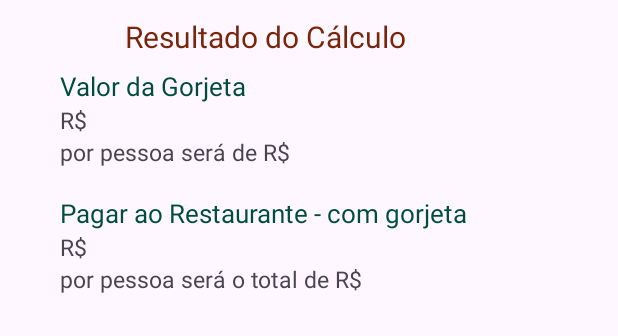
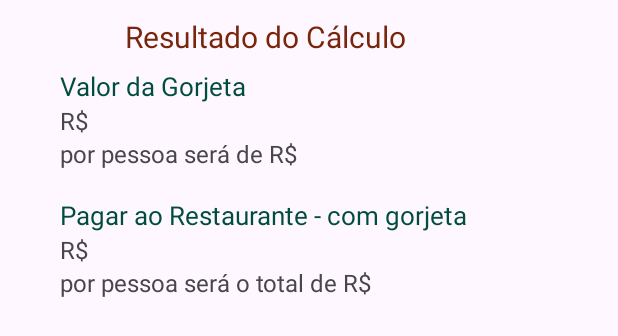
Before and after one commit to maumauriciog/appGorjeta, an Android app: the layout activity_main.xml on its own in the app's theme, with its tools: preview values and no code run, on a phone screen of 412 x 824 dp. Shown: the part 617-953 px from the top of the screen. Run offline under Robolectric (Android 15) with nearby library versions, the phone set to English and light mode, and no system bars.

Commit message:
Screen v8

```diff
--- a/app/src/main/res/layout/activity_main.xml
+++ b/app/src/main/res/layout/activity_main.xml
@@ -28,7 +28,7 @@
 
     <TextView
         android:id="@+id/txtWrite"
-        android:layout_width="300dp"
+        android:layout_width="300sp"
         android:layout_height="wrap_content"
         android:text="Preencha os campos para o cálculo da gorjeta. Precisa dividir com outra pessoa?"
         app:layout_constraintStart_toStartOf="@+id/txtTitle"
@@ -52,7 +52,7 @@
         android:id="@+id/edtPeople"
         android:layout_width="match_parent"
         android:layout_height="wrap_content"
-        android:layout_marginStart="40sp"
+        android:layout_marginStart="40dp"
         android:layout_marginEnd="100sp"
         android:inputType="number"
         android:maxLength="3"
@@ -139,7 +139,7 @@
         android:layout_width="wrap_content"
         android:layout_height="wrap_content"
         android:text="Valor da Gorjeta"
-        android:textSize="17dp"
+        android:textSize="17sp"
         android:layout_marginTop="7dp"
         android:layout_marginStart="40dp"
         android:textColor="#004D40"
@@ -153,8 +153,8 @@
         android:layout_height="wrap_content"
         android:text="R$"
         android:maxLength="9"
-        android:textSize="15dp"
-        android:layout_marginStart="40dp"
+        android:textSize="16sp"
+        android:layout_marginStart="40sp"
         app:layout_constraintStart_toStartOf="parent"
         app:layout_constraintTop_toBottomOf="@+id/txtGorgeta"
         tools:ignore="HardcodedText,SpUsage" />
@@ -164,7 +164,7 @@
         android:layout_width="wrap_content"
         android:layout_height="wrap_content"
         android:text="por pessoa será de R$"
-        android:textSize="15dp"
+        android:textSize="16sp"
         app:layout_constraintStart_toStartOf="@+id/txtTotal"
         app:layout_constraintTop_toBottomOf="@+id/txtTotal"
         tools:ignore="HardcodedText,SpUsage" />
@@ -174,7 +174,7 @@
         android:layout_width="wrap_content"
         android:layout_height="wrap_content"
         android:text="Pagar ao Restaurante - com gorjeta"
-        android:textSize="17dp"
+        android:textSize="17sp"
         android:layout_marginTop="18dp"
         android:layout_marginStart="40dp"
         android:textColor="#004D40"
@@ -188,8 +188,8 @@
         android:layout_height="wrap_content"
         android:text="R$"
         android:maxLength="9"
-        android:textSize="15dp"
-        android:layout_marginStart="40dp"
+        android:textSize="16sp"
+        android:layout_marginStart="40sp"
         app:layout_constraintStart_toStartOf="parent"
         app:layout_constraintTop_toBottomOf="@+id/txtTextoPayRest"
         tools:ignore="HardcodedText,SpUsage" />
@@ -199,7 +199,7 @@
         android:layout_width="wrap_content"
         android:layout_height="wrap_content"
         android:text="por pessoa será o total de R$"
-        android:textSize="15dp"
+        android:textSize="16sp"
         app:layout_constraintStart_toStartOf="@+id/txtTotPayRest"
         app:layout_constraintTop_toBottomOf="@+id/txtTotPayRest"
         tools:ignore="HardcodedText,SpUsage" />
```
